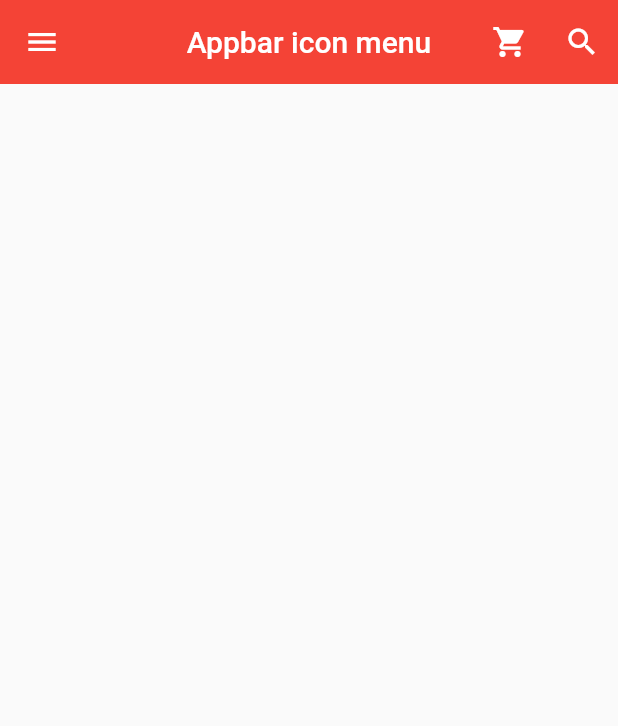
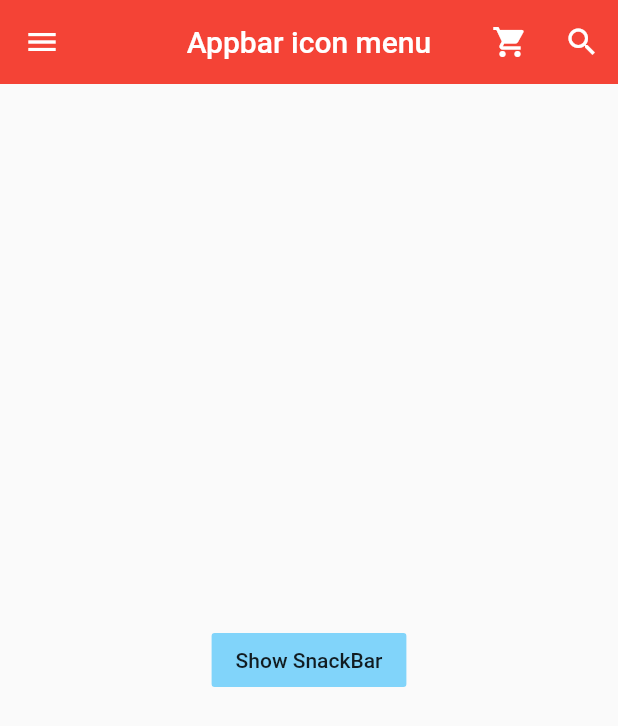
Before and after one commit to h1un/study, a Flutter app: the screen it shows after launch, on a phone screen of 412 x 824 dp. Shown: the top 726 px of the screen. Run offline on Flutter 3.47's test engine with Material 2 defaults, Android fonts, the phone set to English and light mode, and no system bars.

Commit message:
feat : 스낵바

```diff
--- a/lib/main.dart
+++ b/lib/main.dart
@@ -98,6 +98,28 @@
           ],
         ),
       ),
+      body: Center(
+        child: FlatButton(
+          color: Colors.lightBlue[200],
+          onPressed: () {
+            final snackBar = SnackBar(
+              backgroundColor: Colors.lightBlue[100],
+              content: const Text('Yay! A SnackBar!'),
+              action: SnackBarAction( // 스낵바 액션
+                label: 'Undo',
+                onPressed: () {
+                  // Some code to undo the change.
+                },
+              ),
+            );
+
+            // Find the ScaffoldMessenger in the widget tree
+            // and use it to show a SnackBar.
+            ScaffoldMessenger.of(context).showSnackBar(snackBar);
+          },
+          child: const Text('Show SnackBar'),
+        ),
+      ),
     );
   }
 }
```
Also changed, not shown: 1 other file.
